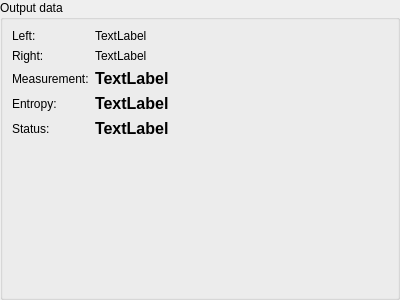
This is filterapp/OutputDataForm.ui in peppincsoda/stripe-filter-v2 as Qt 5 draws it before an edit. The edited form follows.
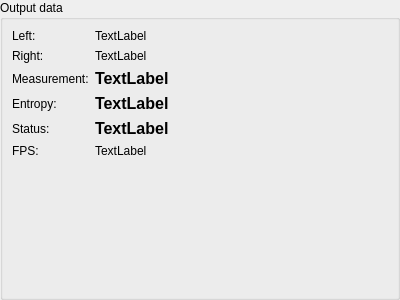
This is the edited form.

Patch:
```diff
--- a/filterapp/OutputDataForm.ui
+++ b/filterapp/OutputDataForm.ui
@@ -126,6 +126,20 @@
         </property>
        </widget>
       </item>
+      <item row="8" column="0">
+       <widget class="QLabel" name="label_6">
+        <property name="text">
+         <string>FPS:</string>
+        </property>
+       </widget>
+      </item>
+      <item row="8" column="1">
+       <widget class="QLabel" name="fpsLabel">
+        <property name="text">
+         <string>TextLabel</string>
+        </property>
+       </widget>
+      </item>
      </layout>
     </widget>
    </item>
```
